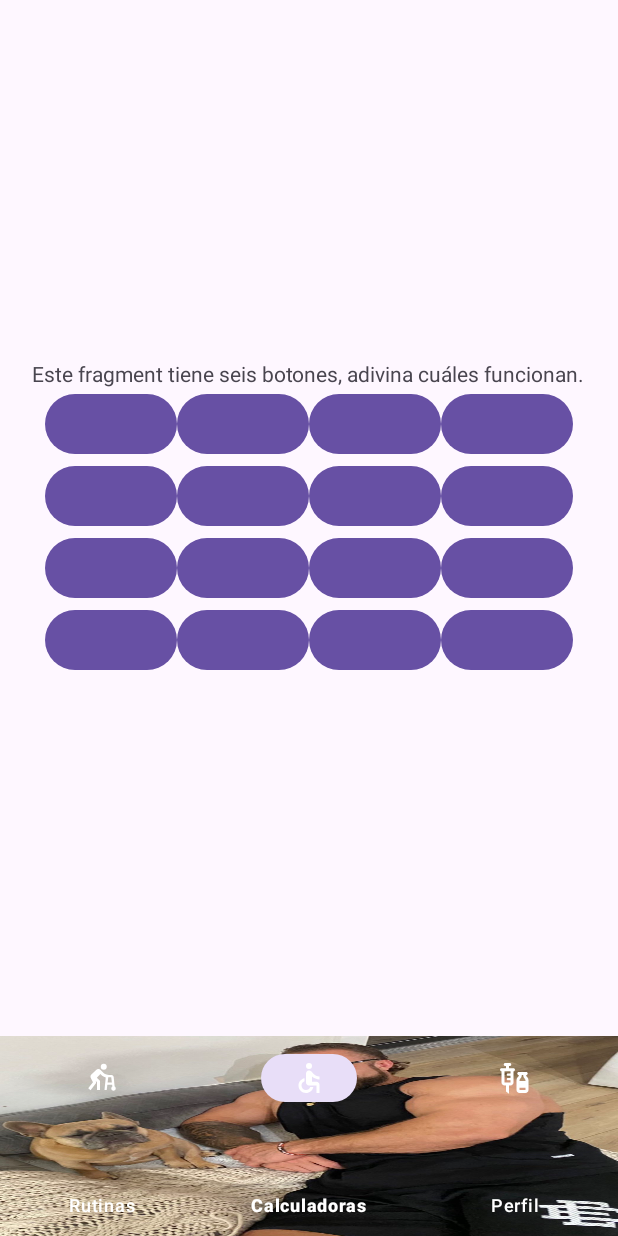
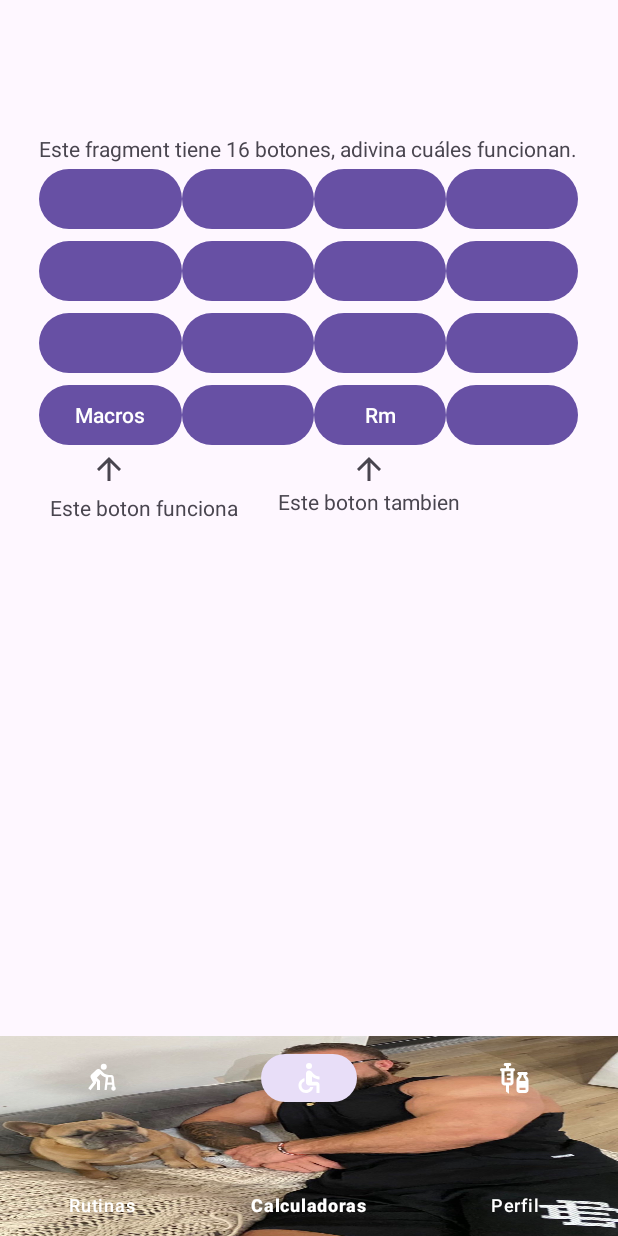
Before and after one commit to Hjklks11/LearningStrenght, an Android app: the screen it shows after launch (PantallaPrincipal), item 2 of the bottom bar chosen, on a phone screen of 412 x 824 dp. Run offline under Robolectric (Android 15) with nearby library versions, the phone set to English and light mode, and no system bars; our stand-ins replace Firebase (no records; nobody signed in at launch, a user with empty details on screens opened directly); 16 statements that could not run were skipped.

Commit message:
Navigation bar 2

```diff
--- a/app/src/main/AndroidManifest.xml
+++ b/app/src/main/AndroidManifest.xml
@@ -12,7 +12,7 @@
         android:theme="@style/Theme.Material3.DayNight.NoActionBar"
         tools:targetApi="31">
         <activity
-            android:name=".PerfilUsuarioActivity"
+            android:name=".usuario.PerfilUsuarioActivity"
             android:exported="false" />
         <!-- Calculadoras -->
         <!-- Calculadora calorias -->
--- a/app/src/main/java/com/example/learningstrenght/PerfilUsuarioActivity.java
+++ b/app/src/main/java/com/example/learningstrenght/usuario/PerfilUsuarioActivity.java
@@ -1,9 +1,10 @@
-package com.example.learningstrenght;
+package com.example.learningstrenght.usuario;
 
 import androidx.appcompat.app.AppCompatActivity;
 
 import android.os.Bundle;
 
+import com.example.learningstrenght.R;
 import com.google.android.material.datepicker.MaterialDatePicker;
 import com.google.android.material.datepicker.MaterialPickerOnPositiveButtonClickListener;
 import com.google.firebase.auth.FirebaseAuth;
--- /dev/null
+++ b/app/src/main/res/drawable/baseline_more_vert_24.xml
@@ -0,0 +1,5 @@
+<vector android:height="24dp" android:tint="#000000"
+    android:viewportHeight="24" android:viewportWidth="24"
+    android:width="24dp" xmlns:android="http://schemas.android.com/apk/res/android">
+    <path android:fillColor="@android:color/white" android:pathData="M12,8c1.1,0 2,-0.9 2,-2s-0.9,-2 -2,-2 -2,0.9 -2,2 0.9,2 2,2zM12,10c-1.1,0 -2,0.9 -2,2s0.9,2 2,2 2,-0.9 2,-2 -0.9,-2 -2,-2zM12,16c-1.1,0 -2,0.9 -2,2s0.9,2 2,2 2,-0.9 2,-2 -0.9,-2 -2,-2z"/>
+</vector>
--- a/app/src/main/res/layout/fragment_calculadoras.xml
+++ b/app/src/main/res/layout/fragment_calculadoras.xml
@@ -1,11 +1,11 @@
 <?xml version="1.0" encoding="utf-8"?>
 <FrameLayout xmlns:android="http://schemas.android.com/apk/res/android"
+    xmlns:app="http://schemas.android.com/apk/res-auto"
     xmlns:tools="http://schemas.android.com/tools"
     android:layout_width="match_parent"
     android:layout_height="match_parent"
     tools:context=".calculadoras.CalculadorasFragment">
 
-    <!-- TODO: Update blank fragment layout -->
     <LinearLayout
         android:layout_width="match_parent"
         android:layout_height="match_parent"
@@ -16,7 +16,7 @@
             android:layout_width="wrap_content"
             android:layout_height="wrap_content"
             android:layout_gravity="center_horizontal"
-            android:text="Este fragment tiene seis botones, adivina cuáles funcionan." />
+            android:text="Este fragment tiene 16 botones, adivina cuáles funcionan." />
 
         <TableLayout
             android:layout_width="wrap_content"
@@ -104,7 +104,8 @@
                 <Button
                     android:id="@+id/button15"
                     android:layout_width="wrap_content"
-                    android:layout_height="wrap_content" />
+                    android:layout_height="wrap_content"
+                    android:text="Macros" />
 
                 <Button
                     android:id="@+id/button16"
@@ -114,7 +115,8 @@
                 <Button
                     android:id="@+id/button17"
                     android:layout_width="wrap_content"
-                    android:layout_height="wrap_content" />
+                    android:layout_height="wrap_content"
+                    android:text="Rm" />
 
                 <Button
                     android:id="@+id/button18"
@@ -122,6 +124,70 @@
                     android:layout_height="wrap_content" />
             </TableRow>
         </TableLayout>
+
+        <androidx.constraintlayout.widget.ConstraintLayout
+            android:layout_width="350dp"
+            android:layout_height="300dp">
+
+            <ImageView
+                android:id="@+id/imageView3"
+                android:layout_width="wrap_content"
+                android:layout_height="wrap_content"
+                android:rotation="90"
+                android:src="?attr/actionModeCloseDrawable"
+                android:translationX="40dp"
+                app:layout_constraintEnd_toEndOf="parent"
+                app:layout_constraintStart_toStartOf="parent"
+                app:layout_constraintTop_toTopOf="parent" />
+
+            <TextView
+                android:id="@+id/textView18"
+                android:layout_width="wrap_content"
+                android:layout_height="wrap_content"
+                android:text="Este boton tambien"
+                android:translationX="40dp"
+                app:layout_constraintEnd_toEndOf="parent"
+                app:layout_constraintStart_toStartOf="parent"
+                app:layout_constraintTop_toBottomOf="@+id/imageView3" />
+
+            <TextView
+                android:id="@+id/textView19"
+                android:layout_width="wrap_content"
+                android:layout_height="wrap_content"
+                android:layout_marginTop="4dp"
+                android:text="Este boton funciona"
+                app:layout_constraintEnd_toEndOf="parent"
+                app:layout_constraintHorizontal_bias="0.013"
+                app:layout_constraintStart_toStartOf="parent"
+                app:layout_constraintTop_toBottomOf="@+id/imageView4" />
+
+            <ImageView
+                android:id="@+id/imageView4"
+                android:layout_width="wrap_content"
+                android:layout_height="wrap_content"
+                android:rotation="90"
+                android:src="?attr/actionModeCloseDrawable"
+                android:translationX="30dp"
+                app:layout_constraintStart_toStartOf="parent"
+                app:layout_constraintTop_toTopOf="parent" />
+
+            <Button
+                android:id="@+id/button19"
+                style="?android:attr/buttonBarButtonStyle"
+                android:layout_width="wrap_content"
+                android:layout_height="wrap_content"
+                app:layout_constraintBottom_toBottomOf="parent"
+                app:layout_constraintStart_toStartOf="parent" />
+
+            <Button
+                android:id="@+id/button20"
+                style="?android:attr/buttonBarButtonStyle"
+                android:layout_width="wrap_content"
+                android:layout_height="wrap_content"
+                app:layout_constraintBottom_toBottomOf="parent"
+                app:layout_constraintEnd_toEndOf="parent" />
+        </androidx.constraintlayout.widget.ConstraintLayout>
+
     </LinearLayout>
 
 
```
Also changed, not shown: app/src/main/java/com/example/learningstrenght/PantallaPrincipal.java (+12 -11 lines), app/src/main/java/com/example/learningstrenght/usuario/PerfilUsuarioFragment.java (renamed from app/src/main/java/com/example/learningstrenght/PerfilUsuarioFragment.java, +35 -1 lines), app/src/main/res/layout/activity_perfil_usuario.xml (+17 -15 lines), app/src/main/res/layout/fragment_perfil_usuario.xml (+56 -41 lines), app/src/main/res/menu/fragment_perfil_usuario_menu.xml (added, +13 -0 lines), app/src/main/res/values-night/strings.xml (added, +16 -0 lines), app/src/main/res/values/strings.xml (+14 -0 lines).
